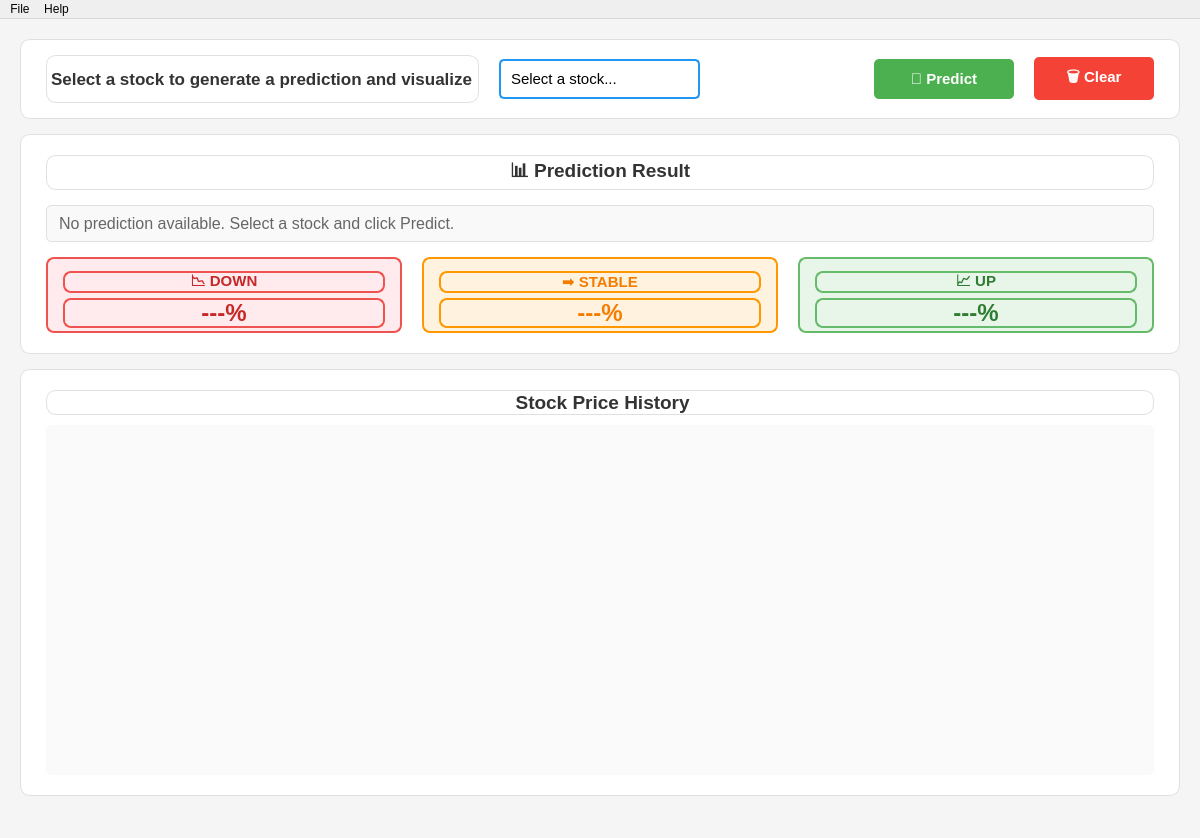
Psoro77/tensortrend, file app/src/mainwindow.ui: the form before one commit.
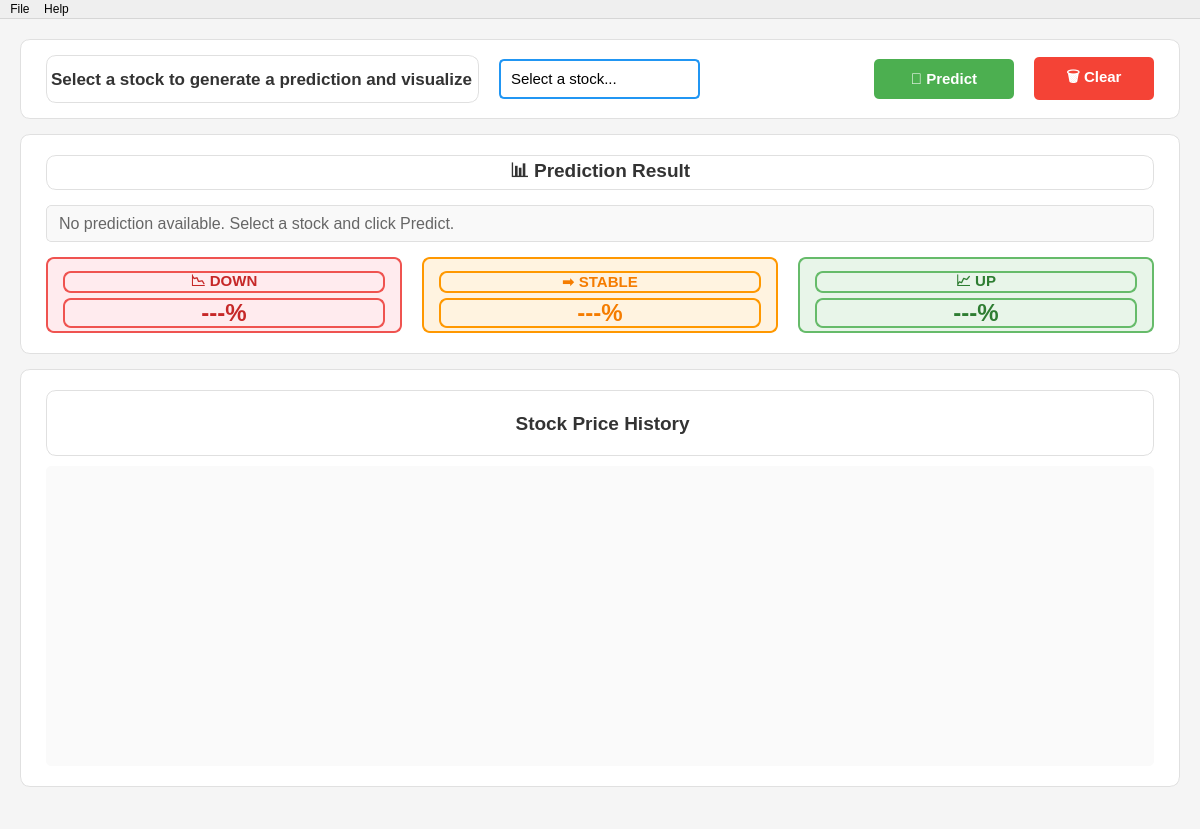
The form after the commit. Icons and pictures are not drawn.

Diff of the .ui file:
```diff
--- a/app/src/mainwindow.ui
+++ b/app/src/mainwindow.ui
@@ -568,7 +568,7 @@
          <property name="minimumSize">
           <size>
            <width>0</width>
-           <height>350</height>
+           <height>300</height>
           </size>
          </property>
          <property name="styleSheet">
```
